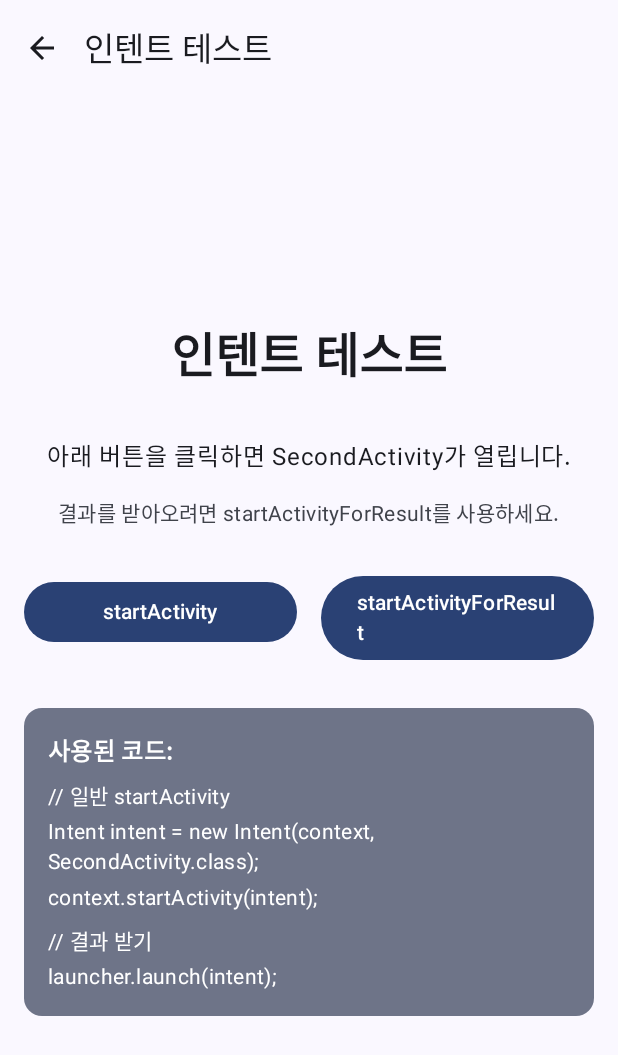
After one commit to bookhabit/android-applications, an Android app built with Jetpack Compose: the IntentTestScreen screen opened through its navigation route, on a phone screen of 412 x 824 dp. The commit adds this screen. Shown: the top 1055 px of the screen. Run offline under Robolectric (Android 15) with nearby library versions, the phone set to English and light mode, and no system bars.

Commit message:
명시적 인텐트 테스트트

```diff
--- a/app/src/main/AndroidManifest.xml
+++ b/app/src/main/AndroidManifest.xml
@@ -27,6 +27,12 @@
                 <category android:name="android.intent.category.LAUNCHER" />
             </intent-filter>
         </activity>
+
+        <activity
+            android:name=".SecondActivity"
+            android:exported="false"
+            android:label="두 번째 액티비티"
+            android:theme="@style/Theme.Androidapplicatoins" />
     </application>
 
 </manifest>
--- a/app/src/main/java/com/example/android_applicatoins/navigation/AppNavigation.kt
+++ b/app/src/main/java/com/example/android_applicatoins/navigation/AppNavigation.kt
@@ -24,6 +24,7 @@ import com.example.android_applicatoins.screens.basic.MovieInfoScreen
 import com.example.android_applicatoins.screens.basic.CalendarScreen
 import com.example.android_applicatoins.screens.basic.StepCounterScreen
 import com.example.android_applicatoins.screens.basic.GalleryScreen
+import com.example.android_applicatoins.screens.basic.IntentTestScreen
 import com.example.android_applicatoins.screens.basic.listView.AdapterViewDemoScreen
 import com.example.android_applicatoins.screens.basic.listView.RecyclerViewDemoScreen
 import com.example.android_applicatoins.screens.basic.listView.SpinnerDemoScreen
@@ -58,6 +59,7 @@ sealed class Screen(val route: String) {
     object Calendar : Screen("calendar")
     object StepCounter : Screen("step-counter")
     object Gallery : Screen("gallery")
+    object IntentTest : Screen("intent-test")
 
     // 리스트 뷰 관련 스크린들
     object ListView : Screen("list-view")
@@ -112,6 +114,7 @@ fun AppNavigation(
                         "step-counter" -> navController.navigate(Screen.StepCounter.route)
                         "gallery" -> navController.navigate(Screen.Gallery.route)
                         "list-view" -> navController.navigate(Screen.ListView.route)
+                        "intent-test" -> navController.navigate(Screen.IntentTest.route)
                     }
                 }
             )
@@ -237,6 +240,12 @@ fun AppNavigation(
             )
         }
 
+        composable(Screen.IntentTest.route) {
+            IntentTestScreen(
+                onBackPressed = { navController.popBackStack() }
+            )
+        }
+
         // 리스트 뷰 관련 스크린들
         composable(Screen.ListView.route) {
             ListViewScreen(
--- /dev/null
+++ b/app/src/main/java/com/example/android_applicatoins/screens/basic/IntentTestScreen.kt
@@ -0,0 +1,193 @@
+package com.example.android_applicatoins.screens.basic
+
+import android.content.Intent
+import androidx.activity.ComponentActivity
+import androidx.activity.compose.rememberLauncherForActivityResult
+import androidx.activity.result.contract.ActivityResultContracts
+import androidx.compose.foundation.layout.*
+import androidx.compose.material.icons.Icons
+import androidx.compose.material.icons.filled.ArrowBack
+import androidx.compose.material3.*
+import androidx.compose.runtime.*
+import androidx.compose.ui.Alignment
+import androidx.compose.ui.Modifier
+import androidx.compose.ui.platform.LocalContext
+import androidx.compose.ui.text.font.FontWeight
+import androidx.compose.ui.unit.dp
+import com.example.android_applicatoins.SecondActivity
+
+@OptIn(ExperimentalMaterial3Api::class)
+@Composable
+fun IntentTestScreen(
+    onBackPressed: () -> Unit
+) {
+    val context = LocalContext.current
+    var resultData by remember { mutableStateOf<Map<String, Any>?>(null) }
+
+    // ActivityResultLauncher를 사용하여 결과를 받습니다
+    val launcher = rememberLauncherForActivityResult(
+        contract = ActivityResultContracts.StartActivityForResult()
+    ) { result ->
+        if (result.resultCode == ComponentActivity.RESULT_OK) {
+            result.data?.let { data ->
+                // extras에서 데이터를 추출합니다
+                val selectedOption = data.getStringExtra("selected_option") ?: ""
+                val inputText = data.getStringExtra("input_text") ?: ""
+                val timestamp = data.getLongExtra("timestamp", 0L)
+
+                resultData = mapOf(
+                    "selected_option" to selectedOption,
+                    "input_text" to inputText,
+                    "timestamp" to timestamp
+                )
+            }
+        }
+    }
+
+    Scaffold(
+        topBar = {
+            TopAppBar(
+                title = { Text("인텐트 테스트") },
+                navigationIcon = {
+                    IconButton(onClick = onBackPressed) {
+                        Icon(Icons.Default.ArrowBack, "뒤로가기")
+                    }
+                }
+            )
+        }
+    ) { innerPadding ->
+        Column(
+            modifier = Modifier
+                .fillMaxSize()
+                .padding(innerPadding)
+                .padding(16.dp),
+            horizontalAlignment = Alignment.CenterHorizontally,
+            verticalArrangement = Arrangement.Center
+        ) {
+            Text(
+                text = "인텐트 테스트",
+                style = MaterialTheme.typography.headlineLarge,
+                fontWeight = FontWeight.Bold,
+                modifier = Modifier.padding(bottom = 32.dp)
+            )
+
+            Text(
+                text = "아래 버튼을 클릭하면 SecondActivity가 열립니다.",
+                style = MaterialTheme.typography.bodyLarge,
+                modifier = Modifier.padding(bottom = 16.dp)
+            )
+
+            Text(
+                text = "결과를 받아오려면 startActivityForResult를 사용하세요.",
+                style = MaterialTheme.typography.bodyMedium,
+                color = MaterialTheme.colorScheme.onSurfaceVariant,
+                modifier = Modifier.padding(bottom = 32.dp)
+            )
+
+            Row(
+                horizontalArrangement = Arrangement.spacedBy(16.dp),
+                modifier = Modifier.padding(bottom = 32.dp)
+            ) {
+                Button(
+                    onClick = {
+                        // 일반 startActivity 사용
+                        val intent = Intent(context, SecondActivity::class.java)
+                        context.startActivity(intent)
+                    },
+                    modifier = Modifier.weight(1f)
+                ) {
+                    Text("startActivity")
+                }
+
+                Button(
+                    onClick = {
+                        // startActivityForResult 사용 (결과 받기)
+                        val intent = Intent(context, SecondActivity::class.java)
+                        launcher.launch(intent)
+                    },
+                    modifier = Modifier.weight(1f)
+                ) {
+                    Text("startActivityForResult")
+                }
+            }
+
+            // 결과 데이터 표시
+            if (resultData != null) {
+                Card(
+                    modifier = Modifier.fillMaxWidth(),
+                    colors = CardDefaults.cardColors(
+                        containerColor = MaterialTheme.colorScheme.primaryContainer
+                    )
+                ) {
+                    Column(
+                        modifier = Modifier.padding(16.dp)
+                    ) {
+                        Text(
+                            text = "받은 결과:",
+                            style = MaterialTheme.typography.titleMedium,
+                            fontWeight = FontWeight.Bold,
+                            modifier = Modifier.padding(bottom = 8.dp)
+                        )
+
+                        resultData?.forEach { (key, value) ->
+                            Text(
+                                text = "$key: $value",
+                                style = MaterialTheme.typography.bodyMedium,
+                                modifier = Modifier.padding(bottom = 4.dp)
+                            )
+                        }
+                    }
+                }
+
+                Spacer(modifier = Modifier.height(16.dp))
+            }
+
+            Card(
+                modifier = Modifier.fillMaxWidth(),
+                colors = CardDefaults.cardColors(
+                    containerColor = MaterialTheme.colorScheme.secondaryContainer
+                )
+            ) {
+                Column(
+                    modifier = Modifier.padding(16.dp)
+                ) {
+                    Text(
+                        text = "사용된 코드:",
+                        style = MaterialTheme.typography.titleMedium,
+                        fontWeight = FontWeight.Bold,
+                        modifier = Modifier.padding(bottom = 8.dp)
+                    )
+
+                    Text(
+                        text = "// 일반 startActivity",
+                        style = MaterialTheme.typography.bodyMedium,
+                        modifier = Modifier.padding(bottom = 4.dp)
+                    )
+
+                    Text(
+                        text = "Intent intent = new Intent(context, SecondActivity.class);",
+                        style = MaterialTheme.typography.bodyMedium,
+                        modifier = Modifier.padding(bottom = 4.dp)
+                    )
+
+                    Text(
+                        text = "context.startActivity(intent);",
+                        style = MaterialTheme.typography.bodyMedium,
+                        modifier = Modifier.padding(bottom = 8.dp)
+                    )
+
+                    Text(
+                        text = "// 결과 받기",
+                        style = MaterialTheme.typography.bodyMedium,
+                        modifier = Modifier.padding(bottom = 4.dp)
+                    )
+
+                    Text(
+                        text = "launcher.launch(intent);",
+                        style = MaterialTheme.typography.bodyMedium
+                    )
+                }
+            }
+        }
+    }
+}
```
Also changed, not shown: app/src/main/java/com/example/android_applicatoins/SecondActivity.kt (added, +152 -0 lines), app/src/main/java/com/example/android_applicatoins/screens/basic/BasicScreen.kt (+7 -0 lines).
